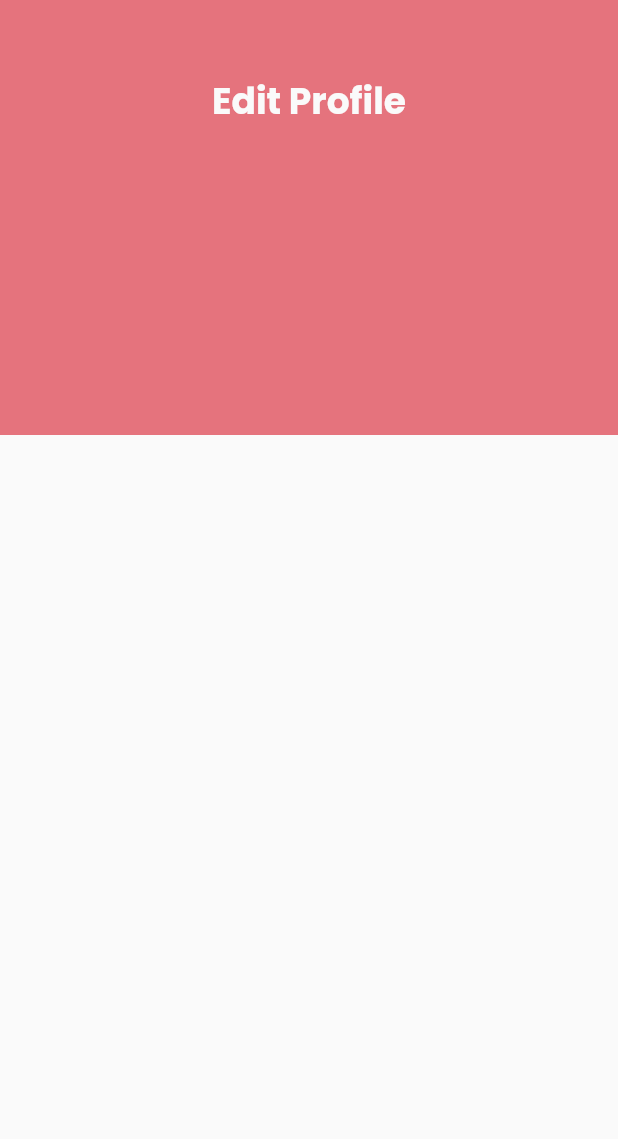
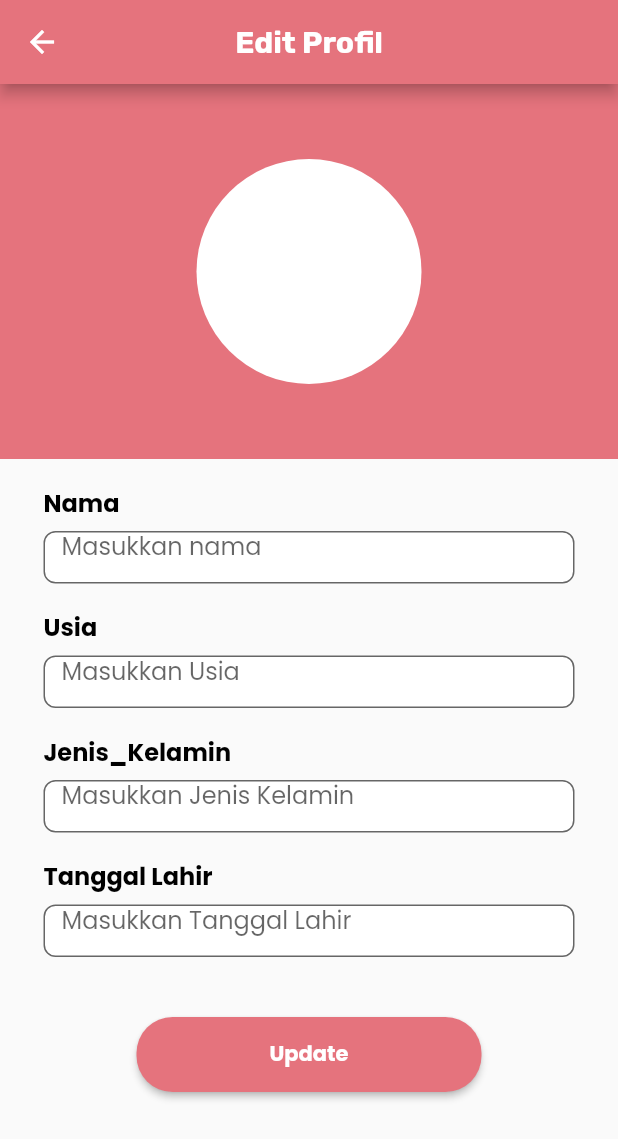
Before and after one commit to Wery-wer/COOKOS_RPL, a Flutter app: the EditProfile screen opened by its route, on a phone screen of 412 x 824 dp. Shown: the top 1139 px of the screen. Run offline on Flutter 3.47's test engine with Material 2 defaults, Android fonts, the phone set to English and light mode, and no system bars; our stand-ins replace get, google_fonts.

Commit message:
Add Edit_Profile

```diff
--- a/lib/screen/edit_profile.dart
+++ b/lib/screen/edit_profile.dart
@@ -1,42 +1,145 @@
-import "package:flutter/material.dart";
+//import 'dart:html';
+
+import 'package:flutter/material.dart';
 
 class EditProfile extends StatefulWidget {
-  const EditProfile({super.key});
+  const EditProfile({Key? key}) : super(key: key);
 
   @override
-  State<EditProfile> createState() => _EditProfileState();
+  State<EditProfile> createState() => _EditProfile();
 }
 
-class _EditProfileState extends State<EditProfile> {
+  class _EditProfile extends State<EditProfile> {
+  TextEditingController updateController = TextEditingController();
+  TextEditingController nameController = TextEditingController();
+  TextEditingController usiaController = TextEditingController();
+  TextEditingController jeniskelaminController = TextEditingController();
+  TextEditingController tanggallahirController = TextEditingController();
+
+  void _Update(){
+    String update = updateController.text;
+    String usia = usiaController.text;
+    String jeniskelamin = jeniskelaminController.text;
+    String tanggallahir = tanggallahirController.text;
+    Navigator.pushNamed(context, "/edit_profile");
+  }
+
+
   @override
   Widget build(BuildContext context) {
-    return Scaffold(
-        body: Container(
-          height: 290,
-          width: double.infinity,
-          color: Color(0xFFE5737D),
-
-          child: Center(
+    return SafeArea(
+      child: Scaffold(
+        appBar: AppBar(
+          title: Text("Edit Profil",
+          style: TextStyle(
+                          color: Colors.white,
+                          fontFamily: 'Rubik',
+                          fontSize: 20,
+                          fontWeight: FontWeight.bold),
+          ),
+          backgroundColor: const Color(0xffe5737d),
+          centerTitle: true,
+        ),
+          body: SingleChildScrollView(
             child: Column(
               children: [
                 Container(
-                  margin: const EdgeInsets.only(top: 50),
-                  child: const Text(
-                    "Edit Profile",
-                    style: TextStyle(
-                      fontSize: 24,
-                      fontWeight: FontWeight.w700,
-                      color: Color.fromARGB(255, 250, 250, 250), // Ubah warna teks
-                    ),
-                  ),
+                  height: 250,
+                  width: double.infinity,
+                  color: const Color(0xffe5737d),
+                  child: (Column(
+                    children: [
+                      Container(
+                        margin: EdgeInsets.only(top: 50),
+                        width: 150,
+                        height: 150,
+                        decoration: const BoxDecoration(
+                          shape: BoxShape.circle,
+                          color: Colors.white,
+                        ),
+                      )
+                    ],
+                  )),
                 ),
+                customTextField(controller: nameController, title: "Nama", hintText: "Masukkan nama",),
+                customTextField(controller: usiaController, title: "Usia", hintText: "Masukkan Usia",),
+                customTextField(controller: jeniskelaminController, title: "Jenis_Kelamin", hintText: "Masukkan Jenis Kelamin",),
+                customTextField(controller: tanggallahirController, title: "Tanggal Lahir", hintText: "Masukkan Tanggal Lahir",),
                 Container(
-
-                )
+            margin: EdgeInsets.only(top: 40),
+            alignment: Alignment.center,
+            child: ElevatedButton(
+              onPressed: _Update,
+              style: ElevatedButton.styleFrom(
+                foregroundColor: Color.fromARGB(255, 255, 255, 255),
+                backgroundColor: const Color(0xffe5737d), // Ubah warna teks
+                shape: RoundedRectangleBorder(
+                  borderRadius: BorderRadius.circular(24),
+                ),
+                minimumSize: const Size(230, 50),
+              ),
+              child: const Text(
+                'Update',
+                style: TextStyle(fontSize: 14, fontWeight: FontWeight.bold),
+              ),
+            ),
+          )
               ],
-              )
-          ),
-        ),
+            ),
+          )),
     );
   }
 }
+
+class customTextField extends StatelessWidget {
+  final String title;
+  final String hintText;
+  final TextEditingController controller;
+  const customTextField({
+    super.key,
+    required this.controller, required this.title, required this.hintText,
+  });
+
+
+
+  @override
+  Widget build(BuildContext context) {
+    return Container(
+      margin: EdgeInsets.symmetric(horizontal: 29),
+      child: Column(
+        crossAxisAlignment: CrossAxisAlignment.start,
+        children: [
+          Text(
+          title,
+          style: TextStyle(
+            color: Colors.black, // Ubah warna teks
+            height: 3,
+            fontWeight: FontWeight.bold,
+            fontSize: 16,
+          ),
+        ),
+      Container(
+        height: 35,
+        decoration: BoxDecoration(
+          borderRadius: BorderRadius.circular(8),
+        ),
+        child: TextFormField(
+          controller: controller,
+          decoration: InputDecoration(
+              fillColor: Colors.white,
+              filled: true,
+              border: OutlineInputBorder(
+                borderRadius: BorderRadius.circular(8),
+                borderSide: BorderSide(
+                  color: Color(0xffA9A9A9),
+                )
+              ),
+              hintText: hintText ),
+          obscureText: true,
+        ),
+      ),
+        ],
+      ),
+    );
+  }
+}
--- a/lib/screen/login.dart
+++ b/lib/screen/login.dart
@@ -82,6 +82,7 @@ class _LoginPageState extends State<LoginPage> {
                           color: Colors.black, // Ubah warna teks
                           height: 6,
                           fontSize: 16,
+                          fontWeight: FontWeight.bold,
                         ),
                       ),
                     ),
```
